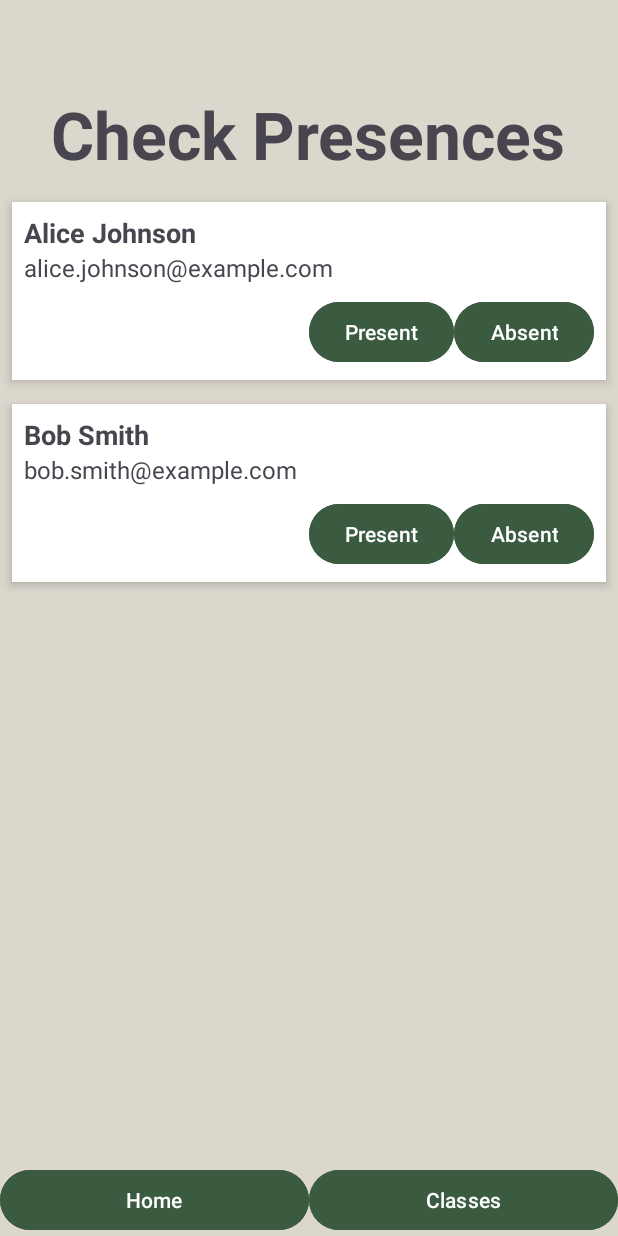
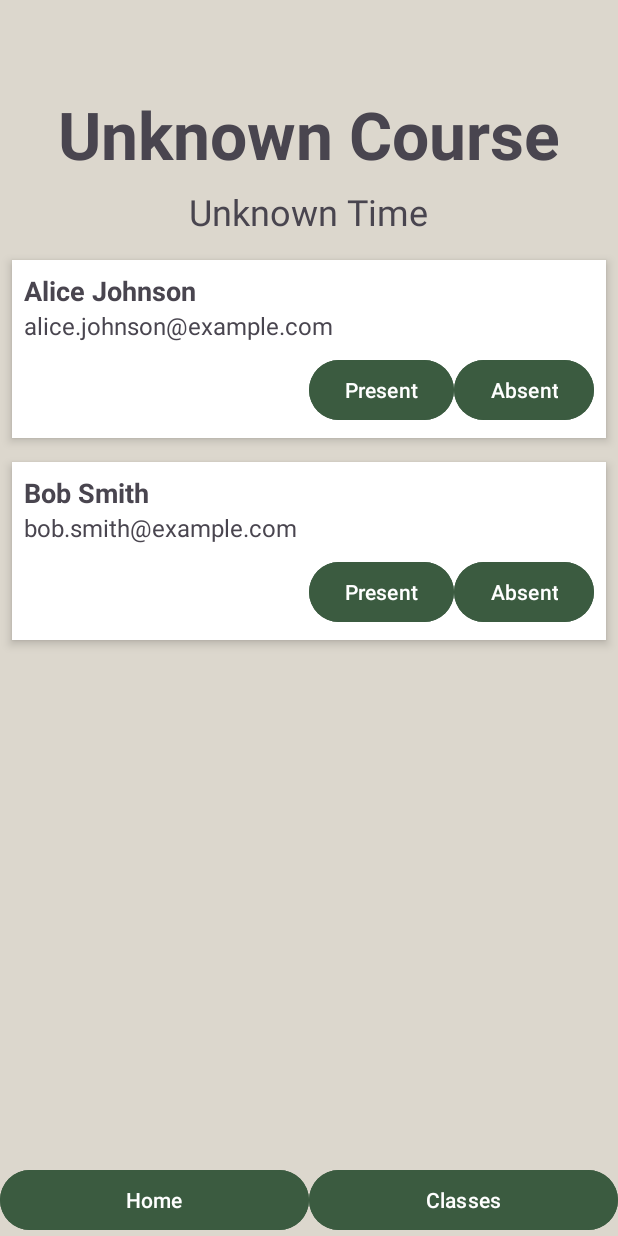
Before and after one commit to carlosoamorim/Online_Classes_App, an Android app: the professor_check_presences screen opened directly, with no data from a screen before it, on a phone screen of 412 x 824 dp. Run offline under Robolectric (Android 15) with nearby library versions, the phone set to English and light mode, and no system bars.

Commit message:
Some intents

```diff
--- a/app/src/main/java/pt/ola/online_classes_app/professor/ClassInfoAdapter.kt
+++ b/app/src/main/java/pt/ola/online_classes_app/professor/ClassInfoAdapter.kt
@@ -41,7 +41,6 @@ class ClassInfoAdapter(
             val intent = Intent(context, professor_check_presences::class.java).apply {
                 putExtra("courseName", classInfo.courseName)
                 putExtra("classTime", classInfo.classTime)
-                putExtra("classRoom", classInfo.classRoom)
             }
             context.startActivity(intent)
         }
--- a/app/src/main/java/pt/ola/online_classes_app/professor/professor_check_presences.kt
+++ b/app/src/main/java/pt/ola/online_classes_app/professor/professor_check_presences.kt
@@ -4,6 +4,7 @@ package pt.ola.online_classes_app.professor
 import android.content.Intent
 import android.os.Bundle
 import android.widget.Button
+import android.widget.TextView
 import androidx.activity.enableEdgeToEdge
 import androidx.appcompat.app.AppCompatActivity
 import androidx.core.view.ViewCompat
@@ -25,6 +26,19 @@ class professor_check_presences : AppCompatActivity() {
             insets
         }
 
+
+        // Retrieve course name and class time from the intent
+        val courseName = intent.getStringExtra("courseName") ?: "Unknown Course"
+        val classTime = intent.getStringExtra("classTime") ?: "Unknown Time"
+
+        val titleTextView = findViewById<TextView>(R.id.titleTextView)
+        val subtitleTextView = findViewById<TextView>(R.id.subtitleTextView)
+
+        titleTextView.text = courseName
+        subtitleTextView.text = classTime
+
+
+        // Initialize RecyclerView
         val recyclerView = findViewById<RecyclerView>(R.id.recyclerView)
         recyclerView.layoutManager = LinearLayoutManager(this)
 
--- a/app/src/main/res/layout/activity_professor_check_presences.xml
+++ b/app/src/main/res/layout/activity_professor_check_presences.xml
@@ -11,6 +11,7 @@
 
 
     <TextView
+        android:id="@+id/titleTextView"
         android:layout_width="wrap_content"
         android:layout_height="wrap_content"
         android:layout_gravity="center"
@@ -18,6 +19,15 @@
         android:text="Check Presences"
         android:textSize="44sp"
         android:textStyle="bold" />
+
+    <TextView
+        android:id="@+id/subtitleTextView"
+        android:layout_width="wrap_content"
+        android:layout_height="wrap_content"
+        android:layout_gravity="center"
+        android:layout_marginTop="6dp"
+        android:text="Check Presences"
+        android:textSize="24sp" />
 
 
 
```
